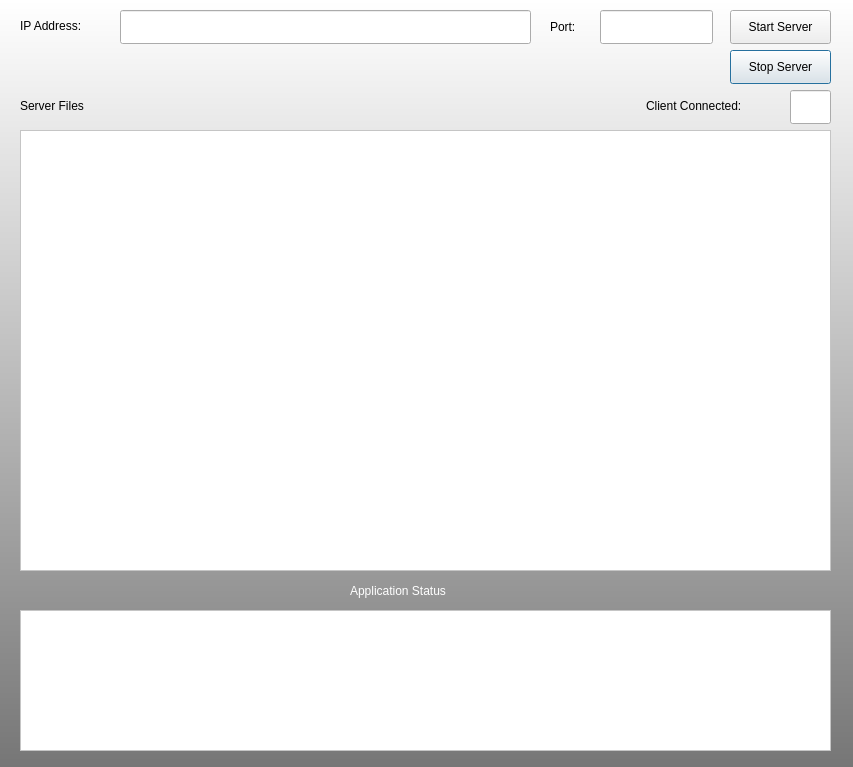
ShahriarDhruvo/FTP-Client, file serverGUI.ui: the form before one commit.
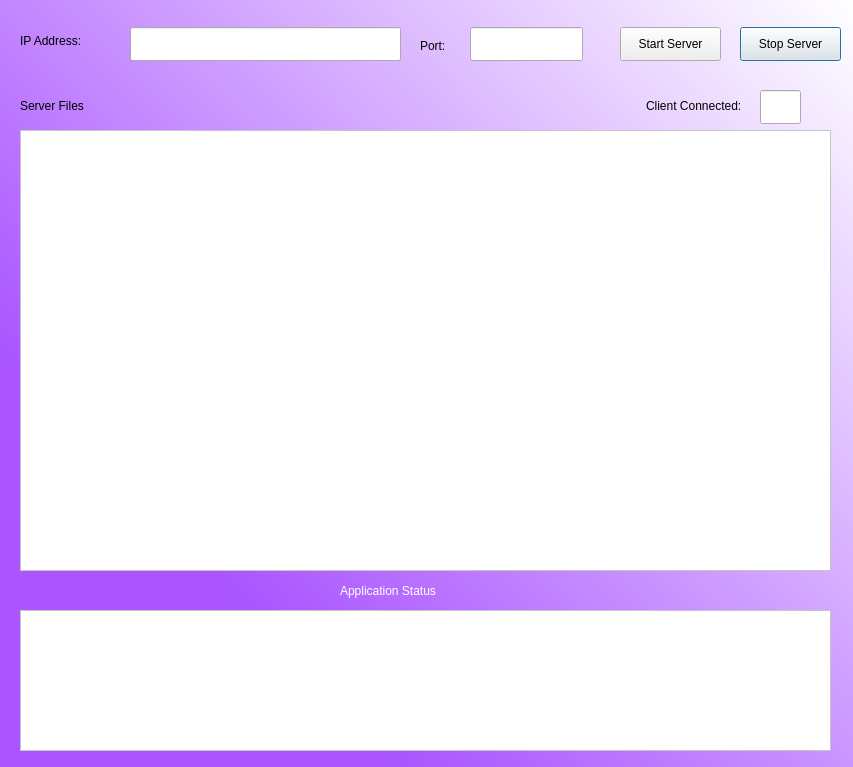
The form after the commit.

Patch:
```diff
--- a/serverGUI.ui
+++ b/serverGUI.ui
@@ -15,7 +15,7 @@
   </property>
   <property name="styleSheet">
    <string notr="true">QDialog#Dialog{
-background-color:qlineargradient(spread:pad, x1:1, y1:1, x2:1, y2:0, stop:0 rgba(118, 118, 118, 255), stop:1 rgba(255, 255, 255, 255));}</string>
+background-color:qlineargradient(spread:pad, x1:0.073, y1:0.806, x2:1, y2:0, stop:0.142105 rgba(170, 85, 255, 255), stop:1 rgba(255, 255, 255, 255));}</string>
   </property>
   <widget class="QTextBrowser" name="statusBox">
    <property name="geometry">
@@ -33,9 +33,9 @@
   <widget class="QLabel" name="label">
    <property name="geometry">
     <rect>
-     <x>350</x>
+     <x>340</x>
      <y>580</y>
-     <width>151</width>
+     <width>161</width>
      <height>22</height>
     </rect>
    </property>
@@ -92,8 +92,8 @@
   <widget class="QPushButton" name="stopServerButton">
    <property name="geometry">
     <rect>
-     <x>730</x>
-     <y>50</y>
+     <x>740</x>
+     <y>27</y>
      <width>101</width>
      <height>34</height>
     </rect>
@@ -105,8 +105,8 @@
   <widget class="QPushButton" name="startServerButton">
    <property name="geometry">
     <rect>
-     <x>730</x>
-     <y>10</y>
+     <x>620</x>
+     <y>27</y>
      <width>101</width>
      <height>34</height>
     </rect>
@@ -119,11 +119,14 @@
    <property name="geometry">
     <rect>
      <x>20</x>
-     <y>10</y>
-     <width>81</width>
-     <height>31</height>
+     <y>20</y>
+     <width>111</width>
+     <height>41</height>
     </rect>
    </property>
+   <property name="styleSheet">
+    <string notr="true">font: 12pt &quot;MS Shell Dlg 2&quot;;</string>
+   </property>
    <property name="text">
     <string>IP Address:</string>
    </property>
@@ -131,12 +134,15 @@
   <widget class="QLabel" name="label_4">
    <property name="geometry">
     <rect>
-     <x>550</x>
-     <y>11</y>
-     <width>41</width>
+     <x>420</x>
+     <y>30</y>
+     <width>51</width>
      <height>31</height>
     </rect>
    </property>
+   <property name="styleSheet">
+    <string notr="true">font: 12pt &quot;MS Shell Dlg 2&quot;;</string>
+   </property>
    <property name="text">
     <string>Port:</string>
    </property>
@@ -144,9 +150,9 @@
   <widget class="QLineEdit" name="ipField">
    <property name="geometry">
     <rect>
-     <x>120</x>
-     <y>10</y>
-     <width>411</width>
+     <x>130</x>
+     <y>27</y>
+     <width>271</width>
      <height>34</height>
     </rect>
    </property>
@@ -154,8 +160,8 @@
   <widget class="QLineEdit" name="portField">
    <property name="geometry">
     <rect>
-     <x>600</x>
-     <y>10</y>
+     <x>470</x>
+     <y>27</y>
      <width>113</width>
      <height>34</height>
     </rect>
@@ -164,7 +170,7 @@
   <widget class="QLineEdit" name="clientCount">
    <property name="geometry">
     <rect>
-     <x>790</x>
+     <x>760</x>
      <y>90</y>
      <width>41</width>
      <height>34</height>
```
Left out of the diff: 4 changed lines with no effect on the pictures.
